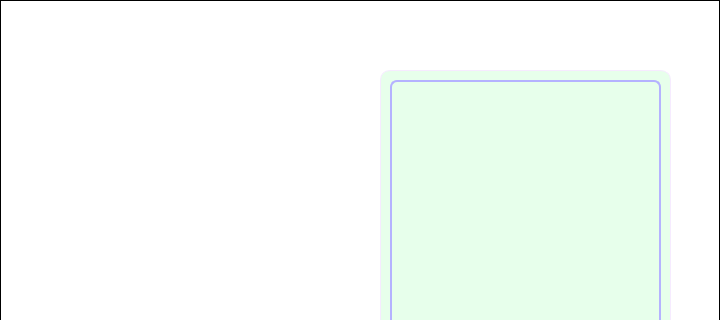
Old version of the form chatwindow3.ui in the repository kongshyun/vedaClientApp1; both pictures show x 0 to 720 and y 0 to 320 of the 720 by 480 pixel window.
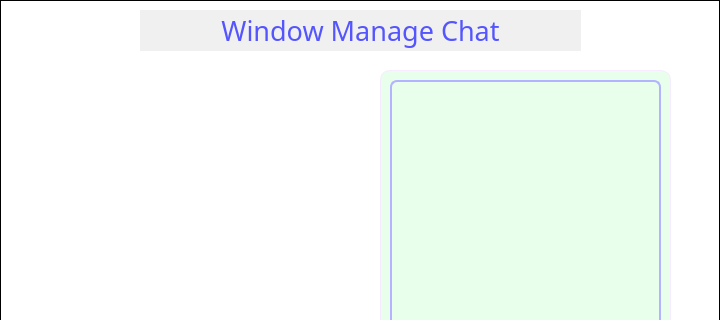
New version of the form. Icons and pictures are not drawn.

Diff of the .ui file:
```diff
--- a/chatwindow3.ui
+++ b/chatwindow3.ui
@@ -113,6 +113,53 @@
     </property>
    </widget>
   </widget>
+  <widget class="QLabel" name="titleLabel">
+   <property name="geometry">
+    <rect>
+     <x>140</x>
+     <y>10</y>
+     <width>441</width>
+     <height>41</height>
+    </rect>
+   </property>
+   <property name="font">
+    <font>
+     <family>Quicksand Medium</family>
+     <pointsize>20</pointsize>
+     <italic>false</italic>
+     <bold>false</bold>
+    </font>
+   </property>
+   <property name="styleSheet">
+    <string notr="true">color: rgb(85, 85, 255);
+font: 500 20pt &quot;Quicksand Medium&quot;;
+background-color:rgb(240, 240, 240);
+border-color:transparent;</string>
+   </property>
+   <property name="text">
+    <string>Window Manage Chat</string>
+   </property>
+   <property name="alignment">
+    <set>Qt::AlignCenter</set>
+   </property>
+  </widget>
+  <widget class="QLabel" name="label_4">
+   <property name="geometry">
+    <rect>
+     <x>10</x>
+     <y>10</y>
+     <width>121</width>
+     <height>101</height>
+    </rect>
+   </property>
+   <property name="styleSheet">
+    <string notr="true">background-color: transparent;
+border-color: transparent;</string>
+   </property>
+   <property name="text">
+    <string>&lt;html&gt;&lt;head/&gt;&lt;body&gt;&lt;p&gt;&lt;img src=&quot;:/images/window.png&quot; width=&quot;100&quot; height=&quot;100&quot;/&gt;&lt;/p&gt;&lt;/body&gt;&lt;/html&gt;</string>
+   </property>
+  </widget>
  </widget>
  <resources/>
  <connections/>
```
